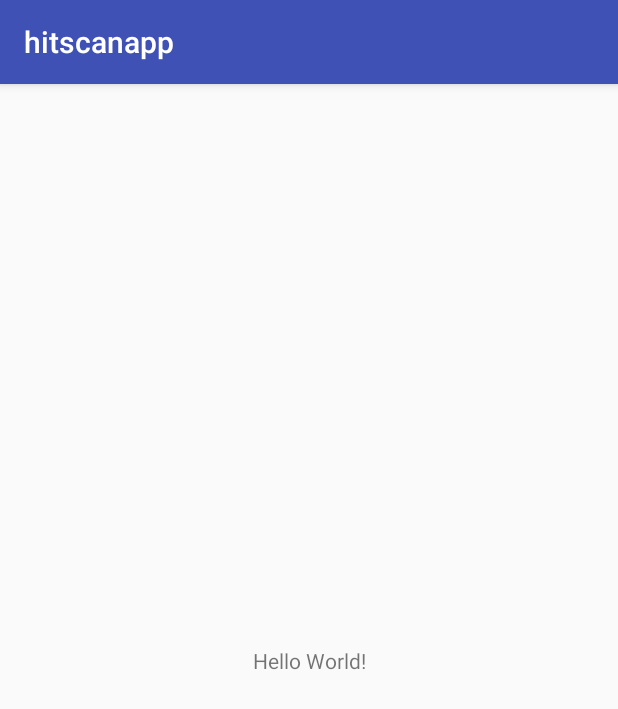
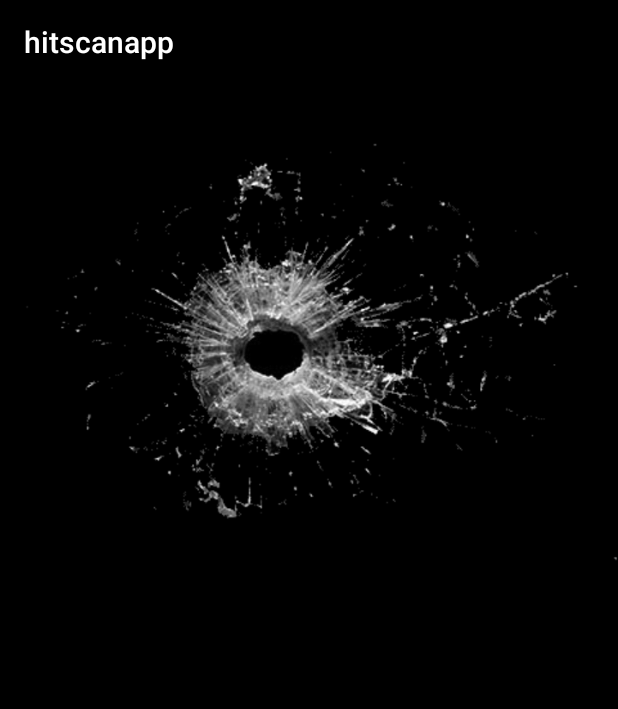
Before and after one commit to denisha/hitscan, an Android app: the screen it shows after launch (MainActivity), on a phone screen of 412 x 824 dp. Shown: the top 709 px of the screen. Run offline under Robolectric (Android 15) with nearby library versions, the phone set to English and light mode, and no system bars.

Commit message:
Added colour to res/values

```diff
--- a/hitscanapp/app/src/main/res/layout/activity_main.xml
+++ b/hitscanapp/app/src/main/res/layout/activity_main.xml
@@ -4,6 +4,7 @@
     xmlns:tools="http://schemas.android.com/tools"
     android:layout_width="match_parent"
     android:layout_height="match_parent"
+    android:background="@color/colorPrimary"
     tools:context="testalot.com.hitscanapp.MainActivity">
 
     <TextView
@@ -15,6 +16,15 @@
         app:layout_constraintRight_toRightOf="parent"
         app:layout_constraintTop_toTopOf="parent" />
 
+    <ImageView
+        android:layout_width="fill_parent"
+        android:layout_height="wrap_content"
+        android:layout_marginLeft="16dp"
+        android:layout_marginTop="16dp"
+        android:src="@drawable/home_background_image"
+        app:layout_constraintLeft_toLeftOf="parent"
+        app:layout_constraintTop_toTopOf="parent" />
+
 
 
 
--- a/hitscanapp/app/src/main/res/values/colors.xml
+++ b/hitscanapp/app/src/main/res/values/colors.xml
@@ -1,6 +1,6 @@
 <?xml version="1.0" encoding="utf-8"?>
 <resources>
-    <color name="colorPrimary">#3F51B5</color>
+    <color name="colorPrimary">#000000</color>
     <color name="colorPrimaryDark">#303F9F</color>
     <color name="colorAccent">#FF4081</color>
 </resources>
```
